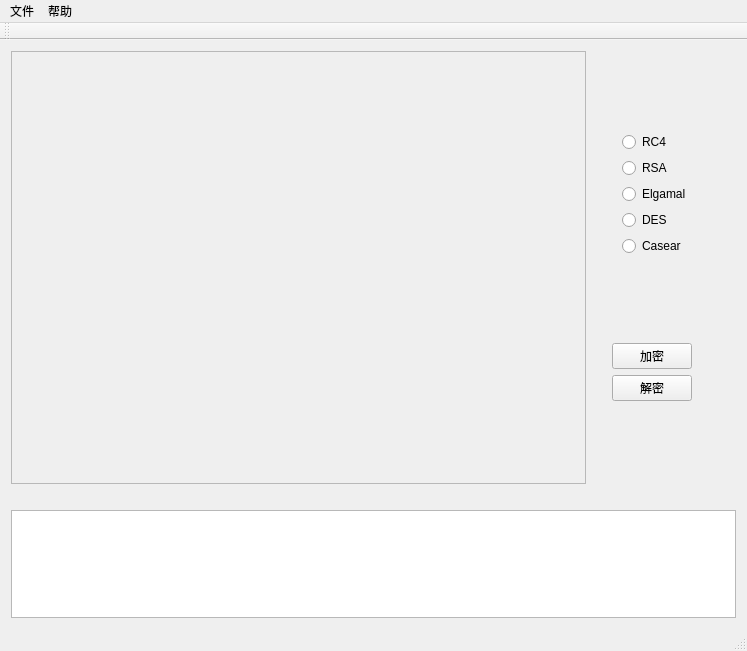
orzzzzzzzzzzzz/fileSecrecySystem, file mainwindow.ui: the form before one commit.
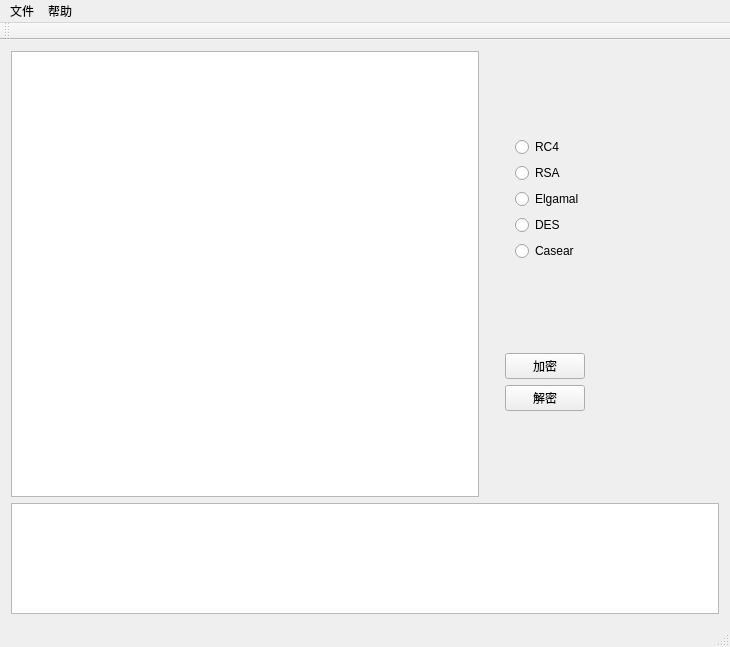
The form after the commit.

```diff
--- a/mainwindow.ui
+++ b/mainwindow.ui
@@ -6,8 +6,8 @@
    <rect>
     <x>0</x>
     <y>0</y>
-    <width>747</width>
-    <height>651</height>
+    <width>730</width>
+    <height>647</height>
    </rect>
   </property>
   <property name="windowTitle">
@@ -16,25 +16,15 @@
   <widget class="QWidget" name="centralWidget">
    <layout class="QGridLayout" name="gridLayout" rowstretch="0">
     <item row="0" column="0">
-     <layout class="QVBoxLayout" name="verticalLayout_2" stretch="4,0,1">
+     <layout class="QVBoxLayout" name="verticalLayout_2" stretch="4,1">
       <item>
-       <layout class="QHBoxLayout" name="horizontalLayout" stretch="4,1">
+       <layout class="QHBoxLayout" name="horizontalLayout" stretch="2,1">
         <item>
-         <widget class="QScrollArea" name="scrollArea">
-          <property name="widgetResizable">
-           <bool>true</bool>
-          </property>
-          <widget class="QWidget" name="scrollAreaWidgetContents">
-           <property name="geometry">
-            <rect>
-             <x>0</x>
-             <y>0</y>
-             <width>569</width>
-             <height>418</height>
-            </rect>
-           </property>
-          </widget>
-         </widget>
+         <layout class="QVBoxLayout" name="verticalLayout_6">
+          <item>
+           <widget class="QTextEdit" name="textEdit"/>
+          </item>
+         </layout>
         </item>
         <item>
          <layout class="QVBoxLayout" name="verticalLayout" stretch="2,1">
@@ -120,19 +110,6 @@
         </item>
        </layout>
       </item>
-      <item>
-       <spacer name="horizontalSpacer">
-        <property name="orientation">
-         <enum>Qt::Horizontal</enum>
-        </property>
-        <property name="sizeHint" stdset="0">
-         <size>
-          <width>40</width>
-          <height>20</height>
-         </size>
-        </property>
-       </spacer>
-      </item>
       <item>
        <widget class="QListView" name="listView"/>
       </item>
@@ -145,8 +122,8 @@
     <rect>
      <x>0</x>
      <y>0</y>
-     <width>747</width>
-     <height>26</height>
+     <width>730</width>
+     <height>22</height>
     </rect>
    </property>
    <widget class="QMenu" name="menu">
```
